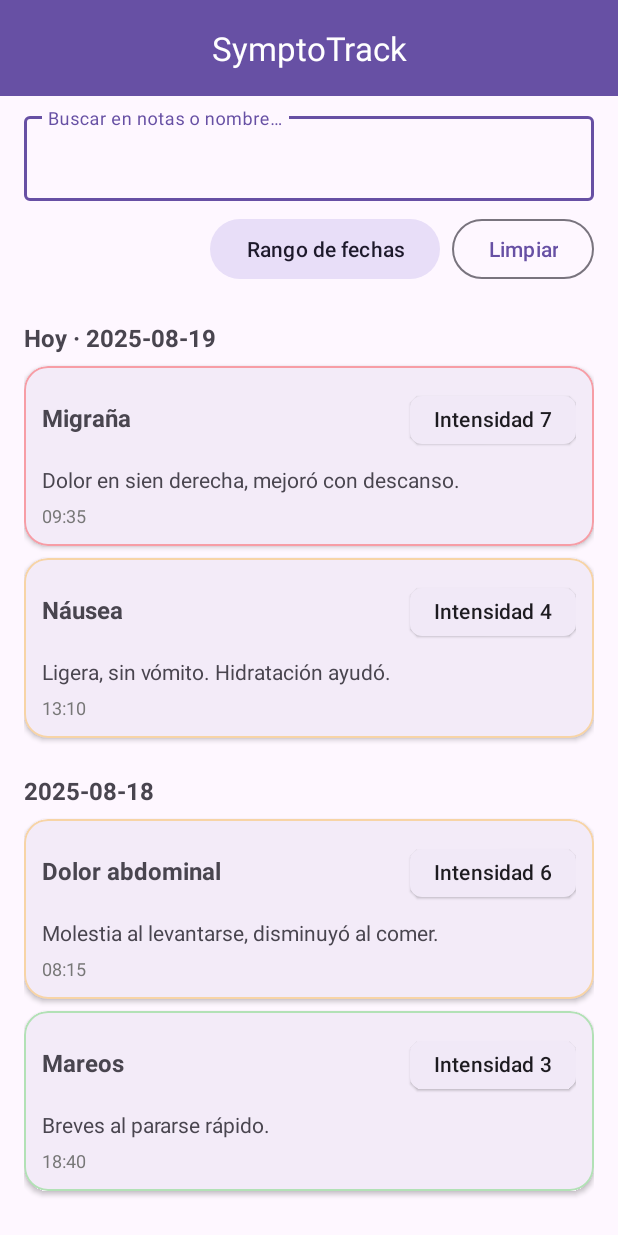
After one commit to Moic18/Sympto-Track, an Android app: the Historial screen opened directly, with no data from a screen before it, on a phone screen of 412 x 824 dp. The commit adds this screen. Run offline under Robolectric (Android 15) with nearby library versions, the phone set to English and light mode, and no system bars.

Commit message:
vista sintomas con funcionalidad local

```diff
--- /dev/null
+++ b/app/src/main/java/com/example/symptotrack/Historial.java
@@ -0,0 +1,92 @@
+package com.example.symptotrack;
+
+import android.os.Bundle;
+import android.text.Editable;
+import android.text.TextWatcher;
+import android.widget.EditText;
+
+import androidx.appcompat.app.AppCompatActivity;
+import androidx.recyclerview.widget.LinearLayoutManager;
+import androidx.recyclerview.widget.RecyclerView;
+
+import com.example.symptotrack.historial.HistItem;
+import com.example.symptotrack.historial.HistHeader;
+import com.example.symptotrack.historial.HistEntry;
+import com.example.symptotrack.historial.HistorialAdapter;
+import com.google.android.material.appbar.MaterialToolbar;
+import com.google.android.material.button.MaterialButton;
+
+import java.util.ArrayList;
+import java.util.List;
+
+public class Historial extends AppCompatActivity {
+
+    private RecyclerView rv;
+    private EditText etBuscar;
+    private MaterialButton btnRango, btnLimpiar;
+    private HistorialAdapter adapter;
+
+    @Override
+    protected void onCreate(Bundle savedInstanceState) {
+        super.onCreate(savedInstanceState);
+        setContentView(R.layout.activity_historial);
+
+        MaterialToolbar tb = findViewById(R.id.toolbar_historial);
+        setSupportActionBar(tb);
+
+        rv = findViewById(R.id.rv_historial);
+        etBuscar = findViewById(R.id.et_buscar);
+        btnRango = findViewById(R.id.btn_rango_fechas);
+        btnLimpiar = findViewById(R.id.btn_limpiar_filtros);
+
+        rv.setLayoutManager(new LinearLayoutManager(this));
+        adapter = new HistorialAdapter();
+        rv.setAdapter(adapter);
+
+        // Cargar datos de ejemplo (solo UI)
+        adapter.submitList(mockData());
+
+        // Filtro simple por texto (nombre/nota)
+        etBuscar.addTextChangedListener(new TextWatcher() {
+            @Override public void beforeTextChanged(CharSequence s, int st, int c, int a) {}
+            @Override public void onTextChanged(CharSequence s, int st, int b, int c) {}
+            @Override public void afterTextChanged(Editable s) {
+                adapter.filter(s.toString());
+            }
+        });
+
+        // Botones (solo maquetación)
+        btnRango.setOnClickListener(v -> {
+            // TODO: abrir selector de rango de fechas (MaterialDateRangePicker) y filtrar
+        });
+
+        btnLimpiar.setOnClickListener(v -> {
+            etBuscar.setText("");
+            adapter.clearFilters();
+        });
+    }
+
+    // Datos de ejemplo agrupados
+    private List<HistItem> mockData() {
+        List<HistItem> items = new ArrayList<>();
+        // 2025-08-19
+        items.add(new HistHeader("Hoy · 2025-08-19"));
+        items.add(new HistEntry("Migraña", 7, "2025-08-19", "09:35",
+                "Dolor en sien derecha, mejoró con descanso."));
+        items.add(new HistEntry("Náusea", 4, "2025-08-19", "13:10",
+                "Ligera, sin vómito. Hidratación ayudó."));
+
+        // 2025-08-18
+        items.add(new HistHeader("2025-08-18"));
+        items.add(new HistEntry("Dolor abdominal", 6, "2025-08-18", "08:15",
+                "Molestia al levantarse, disminuyó al comer."));
+        items.add(new HistEntry("Mareos", 3, "2025-08-18", "18:40",
+                "Breves al pararse rápido."));
+
+        // 2025-08-16
+        items.add(new HistHeader("2025-08-16"));
+        items.add(new HistEntry("Cansancio", 5, "2025-08-16", "20:05",
+                "Día largo, mejora tras dormir."));
+        return items;
+    }
+}
--- a/app/src/main/java/com/example/symptotrack/Inicio.java
+++ b/app/src/main/java/com/example/symptotrack/Inicio.java
@@ -1,6 +1,8 @@
 package com.example.symptotrack;
 
+import android.content.Intent;
 import android.os.Bundle;
+import android.widget.Button;
 
 import androidx.activity.EdgeToEdge;
 import androidx.appcompat.app.AppCompatActivity;
@@ -9,6 +11,8 @@ import androidx.core.view.ViewCompat;
 import androidx.core.view.WindowInsetsCompat;
 
 public class Inicio extends AppCompatActivity {
+
+    private Button btn_regis_sintomas, btn_historial;
 
     @Override
     protected void onCreate(Bundle savedInstanceState) {
@@ -20,5 +24,19 @@ public class Inicio extends AppCompatActivity {
             v.setPadding(systemBars.left, systemBars.top, systemBars.right, systemBars.bottom);
             return insets;
         });
+
+        btn_regis_sintomas = findViewById(R.id.btn_regis_sintomas);
+        btn_historial = findViewById(R.id.btn_historial);
+
+        btn_regis_sintomas.setOnClickListener(v -> {
+            Intent intent = new Intent(Inicio.this, Regis_sintomas.class);
+            startActivity(intent);
+        });
+
+        btn_historial.setOnClickListener(v -> {
+            Intent intent = new Intent(Inicio.this, Historial.class);
+            startActivity(intent);
+        });
+
     }
 }
--- a/app/src/main/java/com/example/symptotrack/MainActivity.java
+++ b/app/src/main/java/com/example/symptotrack/MainActivity.java
@@ -88,7 +88,7 @@ public class MainActivity extends AppCompatActivity {
         String contrasena = txt_contrasena.getText() != null ? txt_contrasena.getText().toString().trim() : "";
 
         if ("prueba".equals(usuario) && "0000".equals(contrasena)) {
-            Intent intent = new Intent(MainActivity.this, Regis_sintomas.class);
+            Intent intent = new Intent(MainActivity.this, Inicio.class);
             startActivity(intent);
         } else {
             Toast.makeText(this, "Usuario o contraseña incorrectos", Toast.LENGTH_SHORT).show();
--- a/app/src/main/java/com/example/symptotrack/Regis_sintomas.java
+++ b/app/src/main/java/com/example/symptotrack/Regis_sintomas.java
@@ -41,11 +41,14 @@ public class Regis_sintomas extends AppCompatActivity {
             return insets;
         });
 
+        bindViews();
 
-        bindViews();
+        // NEW: preseleccionar fecha de hoy en el campo
+        Calendar hoy = Calendar.getInstance();
+        etFecha.setText(df.format(hoy.getTime()));
+
         setupFechaPicker();
         btnGuardar.setOnClickListener(v -> guardar());
-
     }
 
     private void bindViews() {
@@ -62,24 +65,24 @@ public class Regis_sintomas extends AppCompatActivity {
     }
 
     private void setupFechaPicker() {
-        // DatePicker (selección única)
+        // DatePicker (selección única), selección inicial hoy en UTC
         final MaterialDatePicker<Long> picker = MaterialDatePicker.Builder.datePicker()
                 .setTitleText(getString(R.string.sel_fecha_title))
                 .setSelection(MaterialDatePicker.todayInUtcMilliseconds())
                 .build();
 
-        // abrir al tocar el campo
+        // abrir al tocar el campo o el layout
         View.OnClickListener open = v -> picker.show(getSupportFragmentManager(), "fecha");
         etFecha.setOnClickListener(open);
         tilFecha.setOnClickListener(open);
 
         // obtener la fecha seleccionada
         picker.addOnPositiveButtonClickListener(selection -> {
-            // selection llega en UTC (ms). Lo pasamos a fecha local con el formato deseado.
+            // selection llega en UTC (ms). Convertimos a fecha local y formateamos.
             Calendar calUtc = Calendar.getInstance(TimeZone.getTimeZone("UTC"));
             calUtc.setTimeInMillis(selection);
 
-            Calendar calLocal = Calendar.getInstance(); // zona horaria local
+            Calendar calLocal = Calendar.getInstance();
             calLocal.set(
                     calUtc.get(Calendar.YEAR),
                     calUtc.get(Calendar.MONTH),
@@ -115,11 +118,8 @@ public class Regis_sintomas extends AppCompatActivity {
 
         if (!ok) return;
 
-        // Aquí puedes enviar a tu API (Retrofit) o guardar local (Room).
-        // Ejemplo rápido:
         String resumen = "Síntoma: " + nombre + " | Intensidad: " + intensidad +
                 " | Fecha: " + fecha + " | Notas: " + notas;
         Toast.makeText(this, getString(R.string.msg_guardado_ok) + "\n" + resumen, Toast.LENGTH_SHORT).show();
     }
-
 }
--- a/app/src/main/java/com/example/symptotrack/Registrar.java
+++ b/app/src/main/java/com/example/symptotrack/Registrar.java
@@ -1,5 +1,6 @@
 package com.example.symptotrack;
 
+import android.content.Intent;
 import android.os.Bundle;
 import android.text.TextUtils;
 import android.util.Patterns;
@@ -39,6 +40,8 @@ public class Registrar extends AppCompatActivity {
             @Override public void onClick(View v) {
                 if (validarFormulario()) {
                     Toast.makeText(Registrar.this, getString(R.string.msg_registro_valido), Toast.LENGTH_SHORT).show();
+                    Intent intent = new Intent(Registrar.this, MainActivity.class);
+                    startActivity(intent);
                 }
             }
         });
--- /dev/null
+++ b/app/src/main/java/com/example/symptotrack/historial/HistEntry.java
@@ -0,0 +1,19 @@
+package com.example.symptotrack.historial;
+
+public class HistEntry implements HistItem {
+    public final String nombre;
+    public final int intensidad; // 0..10
+    public final String fecha;   // yyyy-MM-dd
+    public final String hora;    // HH:mm
+    public final String nota;
+
+    public HistEntry(String nombre, int intensidad, String fecha, String hora, String nota) {
+        this.nombre = nombre;
+        this.intensidad = intensidad;
+        this.fecha = fecha;
+        this.hora = hora;
+        this.nota = nota;
+    }
+
+    @Override public int getType() { return TYPE_ENTRY; }
+}
--- /dev/null
+++ b/app/src/main/java/com/example/symptotrack/historial/HistHeader.java
@@ -0,0 +1,7 @@
+package com.example.symptotrack.historial;
+
+public class HistHeader implements HistItem {
+    public final String label;
+    public HistHeader(String label) { this.label = label; }
+    @Override public int getType() { return TYPE_HEADER; }
+}
--- /dev/null
+++ b/app/src/main/java/com/example/symptotrack/historial/HistItem.java
@@ -0,0 +1,7 @@
+package com.example.symptotrack.historial;
+
+public interface HistItem {
+    int TYPE_HEADER = 0;
+    int TYPE_ENTRY = 1;
+    int getType();
+}
--- /dev/null
+++ b/app/src/main/java/com/example/symptotrack/historial/HistorialAdapter.java
@@ -0,0 +1,141 @@
+package com.example.symptotrack.historial;
+
+import android.view.LayoutInflater;
+import android.view.View;
+import android.view.ViewGroup;
+import android.widget.TextView;
+
+import androidx.annotation.NonNull;
+import androidx.recyclerview.widget.RecyclerView;
+
+import com.example.symptotrack.R;
+import com.google.android.material.card.MaterialCardView;
+import com.google.android.material.chip.Chip;
+
+import java.util.ArrayList;
+import java.util.List;
+import java.util.Locale;
+
+public class HistorialAdapter extends RecyclerView.Adapter<RecyclerView.ViewHolder> {
+
+    private final List<HistItem> fullList = new ArrayList<>();
+    private final List<HistItem> viewList = new ArrayList<>();
+
+    public void submitList(List<HistItem> data) {
+        fullList.clear();
+        viewList.clear();
+        if (data != null) {
+            fullList.addAll(data);
+            viewList.addAll(data);
+        }
+        notifyDataSetChanged();
+    }
+
+    public void filter(String query) {
+        String q = query == null ? "" : query.trim().toLowerCase(Locale.getDefault());
+        viewList.clear();
+        if (q.isEmpty()) {
+            viewList.addAll(fullList);
+        } else {
+            // Filtra solo los entries por nombre/nota; preserva headers necesarios
+            String currentHeader = null;
+            boolean headerAdded = false;
+            for (int i = 0; i < fullList.size(); i++) {
+                HistItem it = fullList.get(i);
+                if (it.getType() == HistItem.TYPE_HEADER) {
+                    currentHeader = ((HistHeader) it).label;
+                    headerAdded = false;
+                } else {
+                    HistEntry e = (HistEntry) it;
+                    if (e.nombre.toLowerCase().contains(q) ||
+                            e.nota.toLowerCase().contains(q)) {
+                        if (!headerAdded && currentHeader != null) {
+                            viewList.add(new HistHeader(currentHeader));
+                            headerAdded = true;
+                        }
+                        viewList.add(e);
+                    }
+                }
+            }
+        }
+        notifyDataSetChanged();
+    }
+
+    public void clearFilters() {
+        viewList.clear();
+        viewList.addAll(fullList);
+        notifyDataSetChanged();
+    }
+
+    @Override public int getItemViewType(int position) {
+        return viewList.get(position).getType();
+    }
+
+    @NonNull
+    @Override public RecyclerView.ViewHolder onCreateViewHolder(@NonNull ViewGroup parent, int viewType) {
+        LayoutInflater inf = LayoutInflater.from(parent.getContext());
+        if (viewType == HistItem.TYPE_HEADER) {
+            View v = inf.inflate(R.layout.item_historial_header_date, parent, false);
+            return new HeaderVH(v);
+        } else {
+            View v = inf.inflate(R.layout.item_historial_entry, parent, false);
+            return new EntryVH(v);
+        }
+    }
+
+    @Override public void onBindViewHolder(@NonNull RecyclerView.ViewHolder holder, int position) {
+        HistItem item = viewList.get(position);
+        if (holder instanceof HeaderVH) {
+            ((HeaderVH) holder).bind((HistHeader) item);
+        } else {
+            ((EntryVH) holder).bind((HistEntry) item);
+        }
+    }
+
+    @Override public int getItemCount() {
+        return viewList.size();
+    }
+
+    static class HeaderVH extends RecyclerView.ViewHolder {
+        TextView tv;
+        HeaderVH(@NonNull View itemView) {
+            super(itemView);
+            tv = itemView.findViewById(R.id.tv_header_fecha);
+        }
+        void bind(HistHeader h) {
+            tv.setText(h.label);
+        }
+    }
+
+    static class EntryVH extends RecyclerView.ViewHolder {
+        MaterialCardView card;
+        TextView tvNombre, tvNota, tvHora;
+        Chip chipIntensidad;
+
+        EntryVH(@NonNull View itemView) {
+            super(itemView);
+            card = itemView.findViewById(R.id.card_historial);
+            tvNombre = itemView.findViewById(R.id.tv_nombre_sintoma);
+            tvNota = itemView.findViewById(R.id.tv_nota);
+            tvHora = itemView.findViewById(R.id.tv_hora);
+            chipIntensidad = itemView.findViewById(R.id.chip_intensidad);
+        }
+
+        void bind(HistEntry e) {
+            tvNombre.setText(e.nombre);
+            tvNota.setText(e.nota);
+            tvHora.setText(e.hora);
+            chipIntensidad.setText("Intensidad " + e.intensidad);
+
+            // Opcional: color de borde por intensidad (solo UI)
+            // Puedes mapear colores reales en resources si quieres.
+            // Ejemplo simple:
+            int stroke = 0x00000000;
+            if (e.intensidad >= 7) stroke = 0x55FF0000;       // rojo suave
+            else if (e.intensidad >= 4) stroke = 0x55FFA500;  // naranja suave
+            else stroke = 0x5532CD32;                         // verde suave
+            card.setStrokeColor(stroke);
+            card.setStrokeWidth(2);
+        }
+    }
+}
--- /dev/null
+++ b/app/src/main/res/layout/activity_historial.xml
@@ -0,0 +1,80 @@
+<?xml version="1.0" encoding="utf-8"?>
+<androidx.coordinatorlayout.widget.CoordinatorLayout xmlns:android="http://schemas.android.com/apk/res/android"
+    xmlns:app="http://schemas.android.com/apk/res-auto"
+    android:id="@+id/main"
+    android:layout_width="match_parent"
+    android:layout_height="match_parent">
+
+    <!-- AppBar simple -->
+    <com.google.android.material.appbar.MaterialToolbar
+        android:id="@+id/toolbar_historial"
+        android:layout_width="match_parent"
+        android:layout_height="wrap_content"
+        android:title="@string/historial_title"
+        app:titleCentered="true"
+        app:navigationIconTint="@android:color/white"
+        android:background="?attr/colorPrimary"
+        android:theme="@style/ThemeOverlay.Material3.Dark.ActionBar" />
+
+    <!-- Contenido -->
+    <LinearLayout
+        android:layout_width="match_parent"
+        android:layout_height="match_parent"
+        android:orientation="vertical"
+        android:paddingStart="16dp"
+        android:paddingEnd="16dp"
+        android:paddingBottom="16dp"
+        android:layout_marginTop="?attr/actionBarSize"
+        >
+
+        <!-- Fila de filtros (solo UI) -->
+        <com.google.android.material.textfield.TextInputLayout
+            android:id="@+id/til_buscar"
+            android:layout_width="match_parent"
+            android:layout_height="wrap_content"
+            android:hint="@string/historial_buscar_hint"
+            app:endIconMode="clear_text"
+            android:layout_marginTop="8dp">
+
+            <com.google.android.material.textfield.TextInputEditText
+                android:id="@+id/et_buscar"
+                android:layout_width="match_parent"
+                android:layout_height="wrap_content"
+                android:inputType="text" />
+        </com.google.android.material.textfield.TextInputLayout>
+
+        <LinearLayout
+            android:layout_width="match_parent"
+            android:layout_height="wrap_content"
+            android:orientation="horizontal"
+            android:gravity="end"
+            android:layout_marginTop="8dp">
+
+            <com.google.android.material.button.MaterialButton
+                android:id="@+id/btn_rango_fechas"
+                style="@style/Widget.Material3.Button.TonalButton"
+                android:layout_width="wrap_content"
+                android:layout_height="wrap_content"
+                android:text="@string/historial_btn_rango_fechas" />
+
+            <com.google.android.material.button.MaterialButton
+                android:id="@+id/btn_limpiar_filtros"
+                style="@style/Widget.Material3.Button.OutlinedButton"
+                android:layout_width="wrap_content"
+                android:layout_height="wrap_content"
+                android:text="@string/historial_btn_limpiar"
+                android:layout_marginStart="8dp"/>
+        </LinearLayout>
+
+        <!-- Lista -->
+        <androidx.recyclerview.widget.RecyclerView
+            android:id="@+id/rv_historial"
+            android:layout_width="match_parent"
+            android:layout_height="0dp"
+            android:layout_marginTop="8dp"
+            android:layout_weight="1"
+            android:clipToPadding="false"
+            android:paddingBottom="8dp"/>
+    </LinearLayout>
+
+</androidx.coordinatorlayout.widget.CoordinatorLayout>
--- a/app/src/main/res/layout/activity_inicio.xml
+++ b/app/src/main/res/layout/activity_inicio.xml
@@ -21,7 +21,7 @@
         app:layout_constraintTop_toTopOf="parent" />
 
     <Button
-        android:id="@+id/button"
+        android:id="@+id/btn_regis_sintomas"
         android:layout_width="117dp"
         android:layout_height="58dp"
         android:layout_marginTop="160dp"
@@ -31,14 +31,14 @@
         app:layout_constraintTop_toBottomOf="@+id/textView4" />
 
     <Button
-        android:id="@+id/button2"
+        android:id="@+id/btn_historial"
         android:layout_width="wrap_content"
         android:layout_height="wrap_content"
         android:layout_marginTop="32dp"
         android:text="@string/historial"
         app:layout_constraintEnd_toEndOf="parent"
         app:layout_constraintStart_toStartOf="parent"
-        app:layout_constraintTop_toBottomOf="@+id/button" />
+        app:layout_constraintTop_toBottomOf="@+id/btn_regis_sintomas" />
 
     <TextView
         android:id="@+id/textView5"
--- a/app/src/main/res/layout/activity_regis_sintomas.xml
+++ b/app/src/main/res/layout/activity_regis_sintomas.xml
@@ -13,10 +13,11 @@
         android:orientation="vertical"
         android:padding="20dp">
 
+
         <TextView
             android:layout_width="wrap_content"
             android:layout_height="wrap_content"
-            android:text="@string/titulo_registro_sintoma"
+            android:text="@string/titulo_registrar"
             android:layout_marginTop="10dp"
             android:layout_marginBottom="20dp"
             android:textSize="30dp"
--- a/app/src/main/res/layout/activity_registrar.xml
+++ b/app/src/main/res/layout/activity_registrar.xml
@@ -6,11 +6,22 @@
     android:layout_width="match_parent"
     android:layout_height="match_parent">
 
+
     <LinearLayout
         android:layout_width="match_parent"
         android:layout_height="wrap_content"
         android:orientation="vertical"
         android:padding="20dp">
+
+        <TextView
+            android:layout_width="wrap_content"
+            android:layout_height="wrap_content"
+            android:layout_marginTop="10dp"
+            android:layout_marginBottom="20dp"
+            android:gravity="center"
+            android:text="@string/titulo_registrar"
+            android:textColor="@color/white"
+            android:textSize="30dp" />
 
         <com.google.android.material.textfield.TextInputLayout
             android:id="@+id/til_nombre"
--- /dev/null
+++ b/app/src/main/res/layout/item_historial_entry.xml
@@ -0,0 +1,57 @@
+<?xml version="1.0" encoding="utf-8"?>
+<com.google.android.material.card.MaterialCardView xmlns:android="http://schemas.android.com/apk/res/android"
+    xmlns:app="http://schemas.android.com/apk/res-auto"
+    android:id="@+id/card_historial"
+    android:layout_width="match_parent"
+    android:layout_height="wrap_content"
+    android:layout_marginBottom="8dp"
+    app:cardCornerRadius="16dp"
+    app:cardElevation="2dp"
+    app:strokeColor="@android:color/transparent">
+
+    <LinearLayout
+        android:layout_width="match_parent"
+        android:layout_height="wrap_content"
+        android:orientation="vertical"
+        android:padding="12dp">
+
+        <LinearLayout
+            android:layout_width="match_parent"
+            android:layout_height="wrap_content"
+            android:orientation="horizontal">
+
+            <TextView
+                android:id="@+id/tv_nombre_sintoma"
+                android:layout_width="0dp"
+                android:layout_height="wrap_content"
+                android:layout_weight="1"
+                android:text="Migraña"
+                android:textStyle="bold"
+                android:textSize="16sp"/>
+
+            <com.google.android.material.chip.Chip
+                android:id="@+id/chip_intensidad"
+                style="@style/Widget.Material3.Chip.Assist.Elevated"
+                android:layout_width="wrap_content"
+                android:layout_height="wrap_content"
+                android:text="Intensidad 7" />
+        </LinearLayout>
+
+        <TextView
+            android:id="@+id/tv_nota"
+            android:layout_width="match_parent"
+            android:layout_height="wrap_content"
+            android:text="Dolor en sien derecha, mejoró con descanso."
+            android:layout_marginTop="6dp"/>
+
+        <TextView
+            android:id="@+id/tv_hora"
+            android:layout_width="wrap_content"
+            android:layout_height="wrap_content"
+            android:text="09:35"
+            android:layout_marginTop="6dp"
+            android:textSize="12sp"
+            android:textColor="#777777"/>
+    </LinearLayout>
+
+</com.google.android.material.card.MaterialCardView>
--- /dev/null
+++ b/app/src/main/res/layout/item_historial_header_date.xml
@@ -0,0 +1,10 @@
+<?xml version="1.0" encoding="utf-8"?>
+<TextView xmlns:android="http://schemas.android.com/apk/res/android"
+    android:id="@+id/tv_header_fecha"
+    android:layout_width="match_parent"
+    android:layout_height="wrap_content"
+    android:text="2025-08-19"
+    android:textStyle="bold"
+    android:textSize="16sp"
+    android:paddingTop="16dp"
+    android:paddingBottom="8dp"/>
--- a/app/src/main/res/values/strings.xml
+++ b/app/src/main/res/values/strings.xml
@@ -6,7 +6,7 @@
     <string name="registrarse">Registrarme</string>
     <string name="Ingrese_usuario">Ingrese Usuario</string>
     <string name="ingresar_contrasena">Ingrese Contraseña</string>
-    <string name="titulo_registrar">Registro</string>
+    <string name="titulo_registrar">Registro de usuario</string>
 
     <string name="hint_nombre">Nombre</string>
     <string name="hint_apellido">Apellido</string>
@@ -51,5 +51,10 @@
     <string name="error_campo_obligatorio">Este campo es obligatorio</string>
     <string name="msg_guardado_ok">Registro listo ✅</string>
 
+    <string name="historial_title">Historial</string>
+    <string name="historial_buscar_hint">Buscar en notas o nombre…</string>
+    <string name="historial_btn_rango_fechas">Rango de fechas</string>
+    <string name="historial_btn_limpiar">Limpiar</string>
+
 
 </resources>
```
Also changed, not shown: app/src/main/AndroidManifest.xml (+6 -3 lines).
